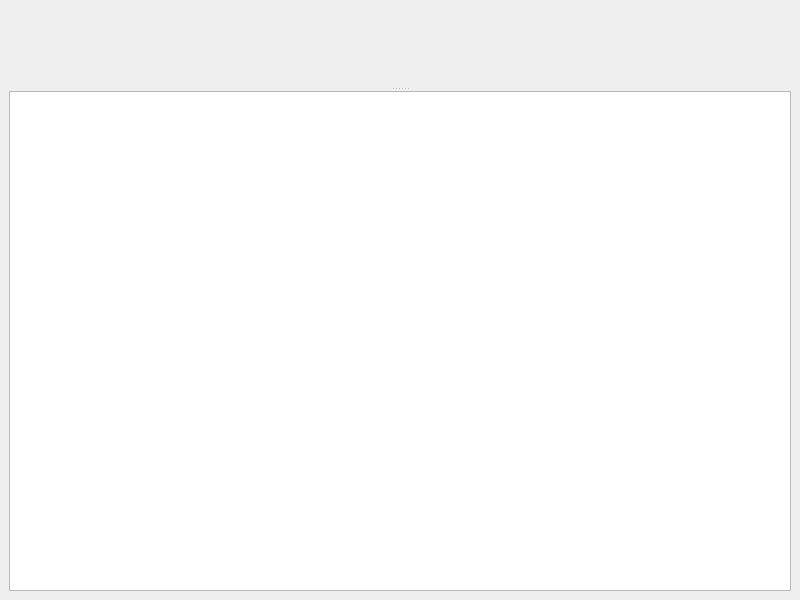
Old version of the form app/src/mainwindow.ui in the repository VioletGiraffe/ShaderPlayground.
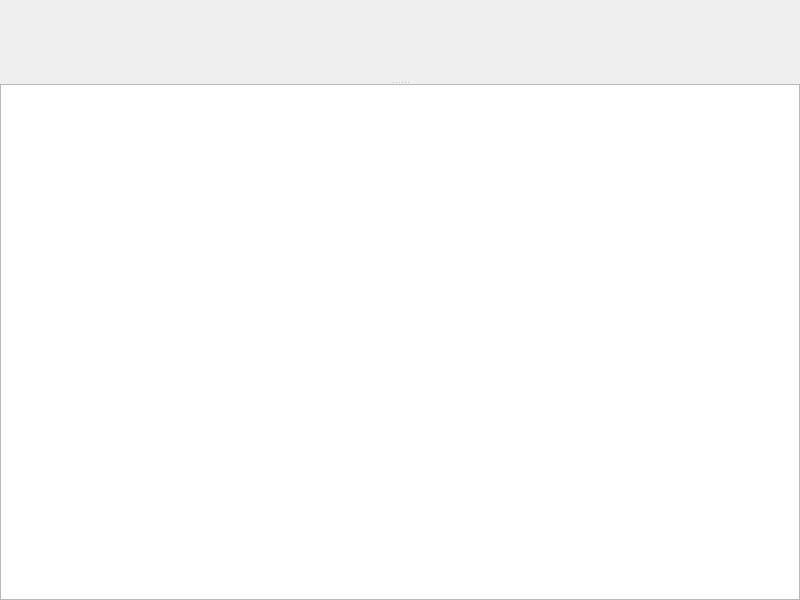
New version of the form.

```diff
--- a/app/src/mainwindow.ui
+++ b/app/src/mainwindow.ui
@@ -15,11 +15,29 @@
   </property>
   <widget class="QWidget" name="centralwidget">
    <layout class="QVBoxLayout" name="verticalLayout">
+    <property name="spacing">
+     <number>0</number>
+    </property>
+    <property name="leftMargin">
+     <number>0</number>
+    </property>
+    <property name="topMargin">
+     <number>0</number>
+    </property>
+    <property name="rightMargin">
+     <number>0</number>
+    </property>
+    <property name="bottomMargin">
+     <number>0</number>
+    </property>
     <item>
      <widget class="QSplitter" name="mainSplitter">
       <property name="orientation">
        <enum>Qt::Vertical</enum>
       </property>
+      <property name="handleWidth">
+       <number>3</number>
+      </property>
       <widget class="QWidget" name="shaderWidgetsHost" native="true"/>
       <widget class="QPlainTextEdit" name="output">
        <property name="readOnly">
```
